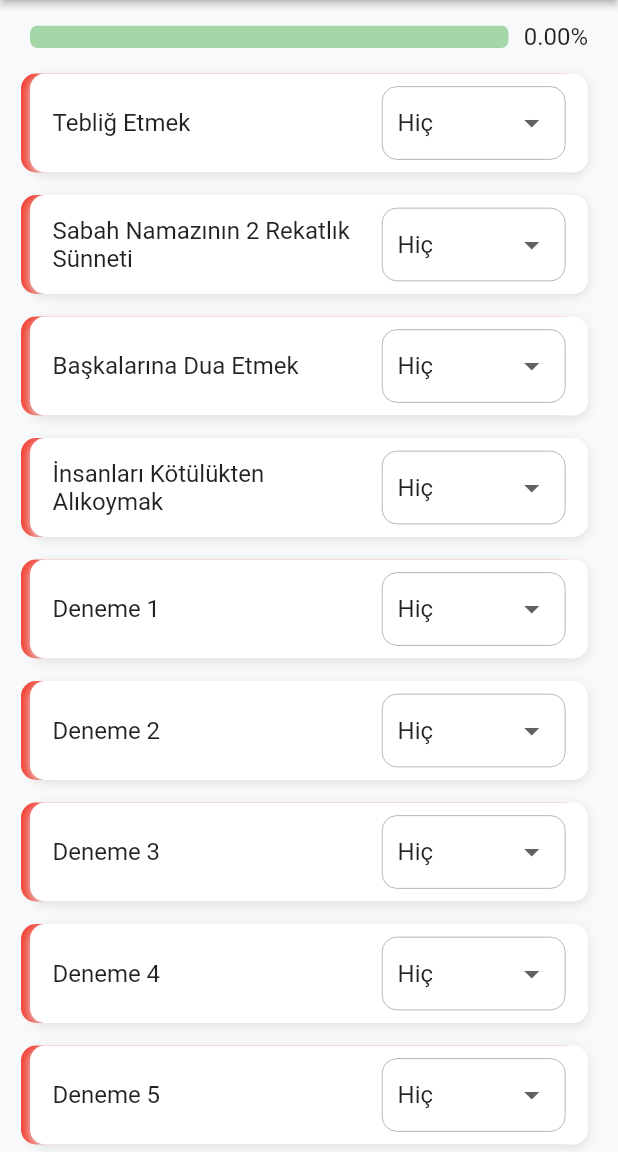
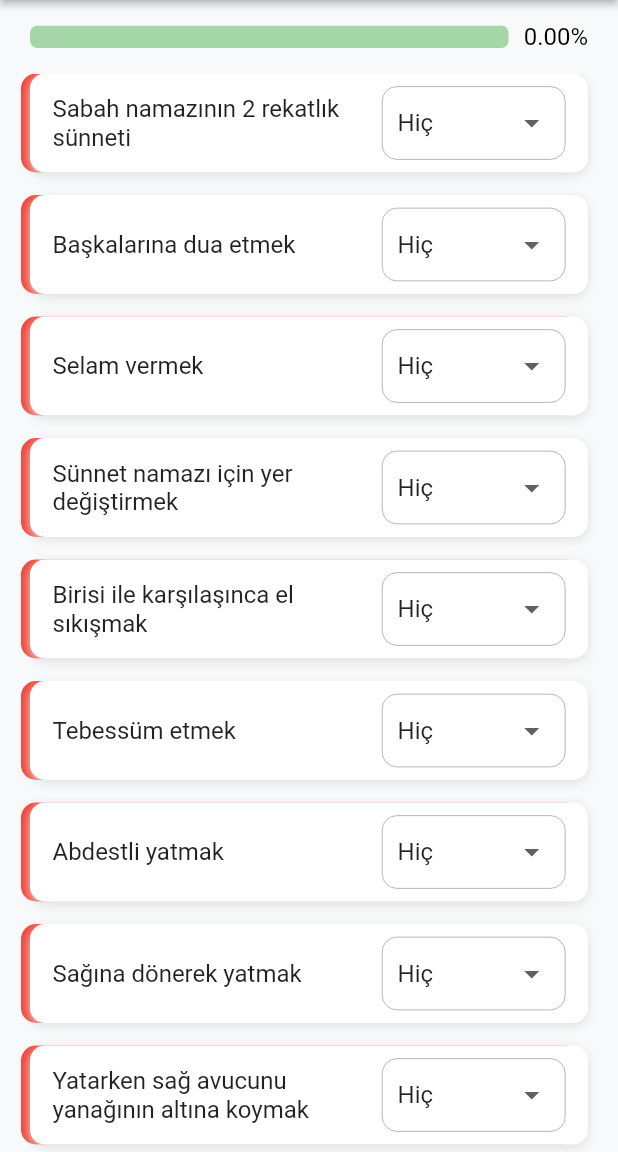
Before and after one commit to Emir1719/sunnah, a Flutter app: the screen it shows after launch, on a phone screen of 412 x 824 dp, the part 84-1236 px from its top. Run offline on Flutter 3.47's test engine with Material 2 defaults, Android fonts, the phone set to English and light mode, and no system bars; our stand-ins replace flutter_riverpod, get_it, youtube_player_iframe.

Commit message:
style güncellendi ve bazı düzeltmeler

```diff
--- a/assets/data/data.json
+++ b/assets/data/data.json
@@ -1,56 +1,82 @@
 [
+    {
+        "title": "Sabah namazının 2 rekatlık sünneti",
+        "description": "Bu sünnetin önemi...",
+        "link": "3xAFGY_m2AQ"
+    },
+    {
+        "title": "Başkalarına dua etmek",
+        "description": "Başkalarına dua etmek, kendin için istenilen şeyi başkası içinde istemek. (Müslim, Zikir 86; Ebû Dâvûd, Vitir 29)",
+        "link": "tGjErdsVV2s"
+    },
+    {
+        "title": "Selam vermek",
+        "description": "Birisi ile karşılaşınca Selamun Aleyküm diyerek selam vermek ve ayrılırken tekrar selam vermek. [Tirmizi]",
+        "link": ""
+    },
+    {
+        "title": "Sünnet namazı için yer değiştirmek",
+        "description": "Farz namazından sonra sünnet namazı için yer değiştirmek ve farklı yerde kılmak. (Öğle, akşam ve yatsı vakitleri buna dahildir. Diğer 2 vakitte farz namazdan sonra sünnet namaz yoktur.) (Kâsânî, Bedâyi’ü’s-Sanâyi, I, 160.)",
+        "link": ""
+    },
+    {
+        "title": "Birisi ile karşılaşınca el sıkışmak",
+        "description": "Birisi ile karşılaşınca el sıkışmak, tokalaşmak. (Cinsiyeti aynı olan kişi ile ve Corona gibi temasın hastalığa neden olduğu zamanlarda yapılmamalı. Bu normal hayatta yapılsa da farkında olmadan sünnete göre davranan kişi yaptığı amelden dolayı sevap kazansa da sünnet uyma niyetiyle davranan kişi kadar sevap kazanmaz. Ama sünnet üzere yaşamayı alışkanlık hâline getirmiş bir kişinin, her defasında yaptığının sünnet olduğunu düşünmesi gerekmez, sünnet sevabı kazanır.) (Ebu Dâvud ve Tirmizî el-Berâ'dan rivayet etmiştir. Nasbu'r-Râye, IV, 260.)",
+        "link": ""
+    },
+    {
+        "title": "Tebessüm etmek",
+        "description": "Tebessüm etmek. (Bu normal hayatta yapılsa da farkında olmadan sünnete göre davranan kişi yaptığı amelden dolayı sevap kazansa da sünnet uyma niyetiyle davranan kişi kadar sevap kazanmaz. Sünnet üzere yaşamayı alışkanlık hâline getirmiş bir kişinin, her defasında yaptığının sünnet olduğunu düşünmesi gerekmez, sünnet sevabı kazanır.) (Tirmizî, Birr, 36)",
+        "link": ""
+    },
+    {
+        "title": "Abdestli yatmak",
+        "description": "Abdestli yatmak. (Irakî, Tahricu Ahadisi’l-İhya, 3/209)",
+        "link": ""
+    },
+    {
+        "title": "Sağına dönerek yatmak",
+        "description": "Yatarken sağına dönerek yatmak. (Buhari 2/ 934)",
+        "link": ""
+    },
+    {
+        "title": "Yatarken sağ avucunu yanağının altına koymak",
+        "description": "Yatarken sağ avucunu yanağının altına koymak. (Tirmizî - 146, Buharî 2/ 934)",
+        "link": ""
+    },
+    {
+        "title": "Yemeğe besmele ile başlamak",
+        "description": "Yemeğe besmele ile başlamak. (Bismillahirrahmanirrahim demek evlâdır, lâkin bismillah da denilebilir. Her hayırlı işe besmele ile başlamak sünnettir fakat, bunu kendimize oturtmak için yemekten başlayabiliriz çünkü böylesi genel için daha kolay bir başlangıçtır...) (Münavî, Feyzu’l-Kadir, V/13.)",
+        "link": ""
+    },
+    {
+        "title": "Sağ elin 3 parmağı ile yemek",
+        "description": "Elle yenilen şeyleri sağ elin 3 parmağı ile yemek. (Ka’b bin Malik)",
+        "link": ""
+    },
+    {
+        "title": "Yemek yenen tabağı sıyırmak",
+        "description": "Yemek yenen tabağı sıyırmak. (Buna sünnetlemek denir. Ekmekle tabaktaki artıkları toplanıp yenilmesi şekliyle yapılabilir.) (Tirmizi)",
+        "link": ""
+    },
+    {
+        "title": "Lokmaları iyice çiğnemek",
+        "description": "Lokmaları iyice çiğnemek ve büyük lokmalar almamak. (Muhammed Şemsüddin Makdisi, el-Adabu’ş-şeriyye, 3/174-176)",
+        "link": ""
+    },
+    {
+        "title": "Deneme",
+        "description": "Açıklama",
+        "link": ""
+    },
+    {
+        "title": "İnsanları kötülükten alıkoymak",
+        "description": "Bu sünnetin önemi...",
+        "link": "70TSbVmD1PM"
+    },
     {
         "title": "Tebliğ Etmek",
         "description": "İnsanlara İslam'ı güzel ve tatlı bir üslupla anlatmak...",
-        "link": "P79my65IpEk",
-        "option": "never"
-    },
-    {
-        "title": "Sabah Namazının 2 Rekatlık Sünneti",
-        "description": "Bu sünnetin önemi...",
-        "link": "3xAFGY_m2AQ",
-        "option": "never"
-    },
-    {
-        "title": "Başkalarına Dua Etmek",
-        "description": "Bu sünnetin önemi...",
-        "link": "tGjErdsVV2s",
-        "option": "never"
-    },
-    {
-        "title": "İnsanları Kötülükten Alıkoymak",
-        "description": "Bu sünnetin önemi...",
-        "link": "70TSbVmD1PM",
-        "option": "never"
-    },
-    {
-        "title": "Deneme 1",
-        "description": "Bu sünnetin önemi...",
-        "link": "70TSbVmD1PM",
-        "option": "never"
-    },
-    {
-        "title": "Deneme 2",
-        "description": "Bu sünnetin önemi...",
-        "link": "70TSbVmD1PM",
-        "option": "never"
-    },
-    {
-        "title": "Deneme 3",
-        "description": "Bu sünnetin önemi...",
-        "link": "70TSbVmD1PM",
-        "option": "never"
-    },
-    {
-        "title": "Deneme 4",
-        "description": "Bu sünnetin önemi...",
-        "link": "70TSbVmD1PM",
-        "option": "never"
-    },
-    {
-        "title": "Deneme 5",
-        "description": "Bu sünnetin önemi...",
-        "link": "70TSbVmD1PM",
-        "option": "never"
+        "link": "P79my65IpEk"
     }
 ]
--- a/lib/constants/style.dart
+++ b/lib/constants/style.dart
@@ -2,6 +2,43 @@ import 'package:flutter/material.dart';
 import 'package:sunnah/widgets/task_dropdown_button.dart';
 
 class ProjectStyle {
+  TextStyle baseTextStyle = const TextStyle(
+    fontSize: 16,
+    color: Colors.black,
+  );
+  late TextStyle percentValue;
+  late TextStyle videoTitleText;
+  late TextStyle videoDescriptionText;
+
+  BoxDecoration baseBoxStyle = BoxDecoration(
+    border: Border.all(color: Colors.grey),
+  );
+  late BoxDecoration videoTitle;
+  late BoxDecoration taskDropdownButton;
+
+  ProjectStyle() {
+    //TextStyles:
+    percentValue = baseTextStyle.copyWith();
+    videoTitleText = baseTextStyle.copyWith(
+      fontSize: 18,
+      fontWeight: FontWeight.w500,
+    );
+    videoDescriptionText = baseTextStyle.copyWith(height: 1.5);
+
+    //BoxDecorations:
+
+    ///Video başlığının ve butonların bulunduğu kısmın stili.
+    videoTitle = baseBoxStyle.copyWith(
+      border: const Border(
+        bottom: BorderSide(width: 0.5, color: Colors.grey),
+      ),
+    );
+    taskDropdownButton = baseBoxStyle.copyWith(
+      border: Border.all(width: 0.5, color: Colors.grey),
+      borderRadius: BorderRadius.circular(10),
+    );
+  }
+
   BoxDecoration taskContainer(Option option) {
     var color = Colors.red;
 
@@ -30,29 +67,15 @@ class ProjectStyle {
     );
   }
 
-  ///Video başlığının ve butonların bulunduğu kısmın stili.
-  BoxDecoration videoTitle = const BoxDecoration(
-    border: Border(
-      bottom: BorderSide(width: 0.5, color: Colors.grey),
+  ButtonStyle videoButton = ElevatedButton.styleFrom(
+    fixedSize: const Size.fromHeight(35),
+    backgroundColor: Colors.transparent,
+    foregroundColor: Colors.green,
+    shadowColor: Colors.transparent,
+    side: const BorderSide(width: 1, color: Colors.green),
+    textStyle: const TextStyle(fontSize: 15),
+    shape: RoundedRectangleBorder(
+      borderRadius: BorderRadius.circular(8.0),
     ),
   );
-
-  BoxDecoration taskDropdownButton = BoxDecoration(
-    border: Border.all(color: Colors.grey, width: 0.5),
-    borderRadius: BorderRadius.circular(10),
-  );
-
-  TextStyle videoTitleText = const TextStyle(
-    fontSize: 18,
-    fontWeight: FontWeight.w500,
-    color: Colors.black,
-  );
-
-  TextStyle videoDescriptionText = const TextStyle(
-    fontSize: 17,
-    height: 1.5,
-    color: Colors.black,
-  );
-
-  TextStyle percentValue = const TextStyle(fontSize: 16);
 }
--- a/lib/models/task_model.dart
+++ b/lib/models/task_model.dart
@@ -32,7 +32,7 @@ class TaskModel {
       title: map['title'],
       description: map['description'],
       link: map['link'] != null ? map['link'] as String : null,
-      option: _optionToString(map["option"]),
+      option: Option.never, //Varsayılan değer olarak never atandı.
     );
   }
 
@@ -45,18 +45,3 @@ class TaskModel {
     return title;
   }
 }
-
-Option _optionToString(String text) {
-  switch (text) {
-    case "always":
-      return Option.always;
-    case "generally":
-      return Option.generally;
-    case "rarely":
-      return Option.rarely;
-    case "never":
-      return Option.never;
-    default:
-      throw ArgumentError("Geçersiz seçenek: $text");
-  }
-}
```
Also changed, not shown: lib/widgets/come_back_button.dart (added, +22 -0 lines), lib/widgets/video_bottom.dart (+6 -7 lines), lib/widgets/video_button.dart (+5 -8 lines).
